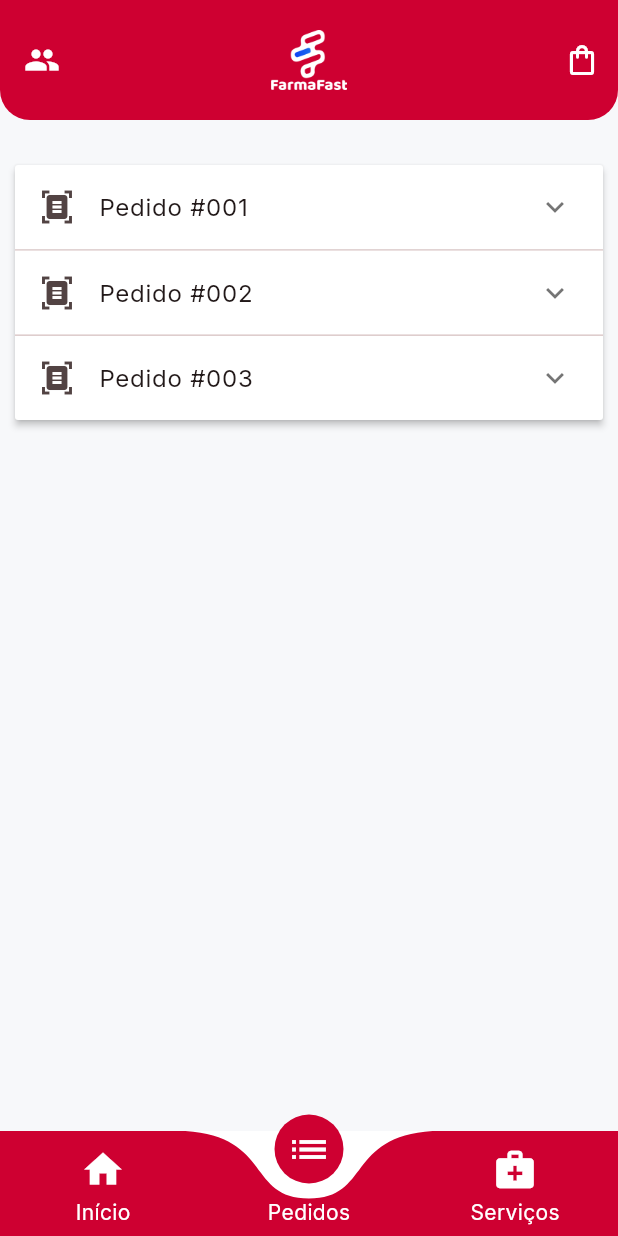
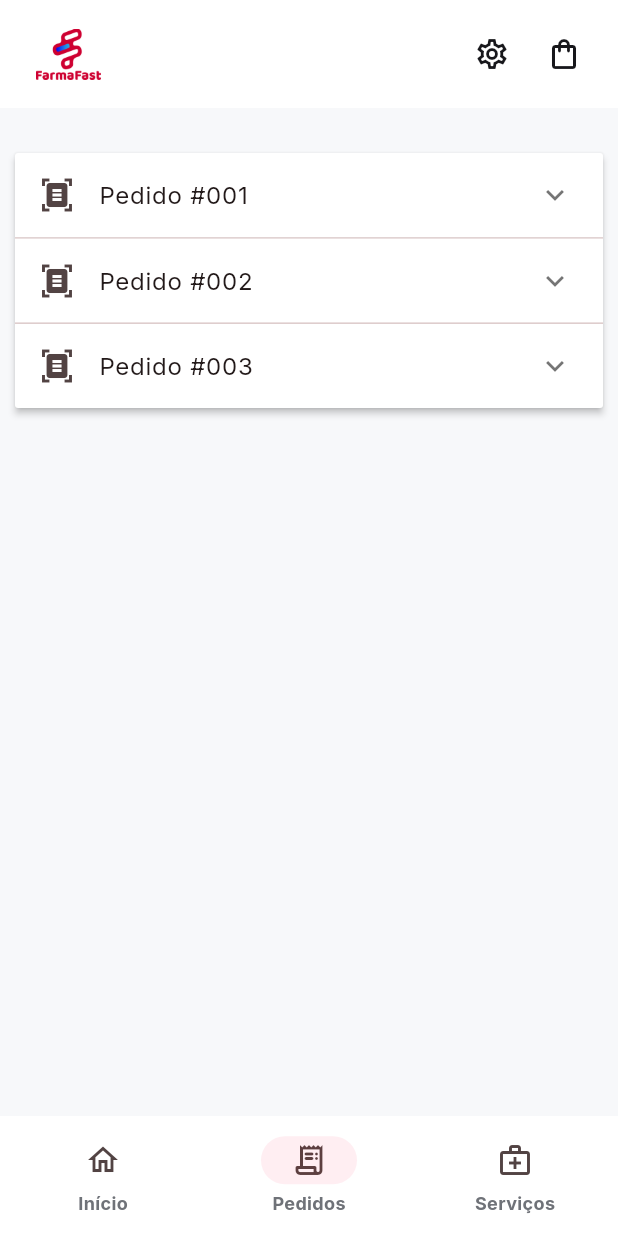
Before and after one commit to paulociano/farmafast, a Flutter app: the GeneralPage screen opened directly, item 2 of the bottom bar chosen, after a tap on the "shopping bag" icon, on a phone screen of 412 x 824 dp. Run offline on Flutter 3.47's test engine with Material 2 defaults, Android fonts, the light colour scheme and no system bars; drawn by our look-alikes of curved_labeled_navigation_bar; our stand-ins replace card_swiper, date_field, get, google_fonts, image_picker, page_transition and 1 more; missing offline and left inert: camera_camera; accounts and stored records are empty.

Commit message:
feat: modernize adaptive app shell

```diff
--- a/lib/pages/general_page.dart
+++ b/lib/pages/general_page.dart
@@ -1,11 +1,10 @@
-import 'package:curved_labeled_navigation_bar/curved_navigation_bar.dart';
-import 'package:curved_labeled_navigation_bar/curved_navigation_bar_item.dart';
 import 'package:farmafast/pages/config_page.dart';
 import 'package:farmafast/pages/pedidos_page.dart';
 import 'package:farmafast/pages/servicos_page.dart';
+import 'package:farmafast/theme/farmafast_theme.dart';
 import 'package:flutter/material.dart';
+import 'home_page.dart';
 import 'login_page.dart';
-import 'home_page.dart';
 
 class GeneralPage extends StatefulWidget {
   const GeneralPage({super.key});
@@ -16,166 +15,137 @@ class GeneralPage extends StatefulWidget {
 
 class _GeneralPageState extends State<GeneralPage> {
   int paginaAtual = 0;
-  late PageController page;
+  final page = PageController();
+  final titles = const ['Início', 'Pedidos', 'Serviços'];
 
   @override
-  void initState() {
-    super.initState();
-    page = PageController(initialPage: paginaAtual);
+  void dispose() {
+    page.dispose();
+    super.dispose();
   }
 
-  setPaginaAtual(pagina) {
-    setState(() {
-      paginaAtual = pagina;
-    });
+  void _setPage(int index) {
+    setState(() => paginaAtual = index);
+    page.animateToPage(
+      index,
+      duration: const Duration(milliseconds: 280),
+      curve: Curves.easeOutCubic,
+    );
   }
 
   @override
   Widget build(BuildContext context) {
+    return LayoutBuilder(
+      builder: (context, constraints) {
+        final desktop = constraints.maxWidth >= 900;
+        final content = PageView(
+          controller: page,
+          onPageChanged: (index) => setState(() => paginaAtual = index),
+          children: const [MainPage(), PedidosPage(), ServicosPage()],
+        );
+
         return Scaffold(
           appBar: AppBar(
-        shape: const RoundedRectangleBorder(
-            borderRadius: BorderRadius.only(
-          bottomLeft: Radius.circular(20),
-          bottomRight: Radius.circular(20),
-        )),
-        toolbarHeight: 80,
-        leading: Builder(
-          builder: (BuildContext context) {
-            return IconButton(
-              icon: const Icon(
-                Icons.people,
-              ), // Ícone do drawer
-              onPressed: () {
-                Scaffold.of(context).openDrawer();
-              },
-            );
-          },
-        ),
-        iconTheme: const IconThemeData(color: Colors.white),
-        elevation: 0,
-        backgroundColor: const Color.fromARGB(255, 206, 0, 49),
-        centerTitle: true,
-        title: Image.asset(
-          'assets/images/logofarmafastbranco.png',
-          height: 40,
+            toolbarHeight: 72,
+            titleSpacing: 24,
+            title: Row(
+              children: [
+                Image.asset('assets/images/logofarmafast.png', height: 34),
+                if (desktop) ...[
+                  const SizedBox(width: 18),
+                  Container(width: 1, height: 28, color: FarmaFastColors.border),
+                  const SizedBox(width: 18),
+                  Text(titles[paginaAtual]),
+                ],
+              ],
             ),
             actions: [
               IconButton(
+                tooltip: 'Configurações',
+                onPressed: () => Navigator.push(
+                  context,
+                  MaterialPageRoute(builder: (_) => const ConfigPage()),
+                ),
+                icon: const Icon(Icons.settings_outlined),
+              ),
+              IconButton(
+                tooltip: 'Carrinho',
+                onPressed: () {},
                 icon: const Icon(Icons.shopping_bag_outlined),
-            onPressed: () {},
+              ),
+              const SizedBox(width: 12),
+            ],
+          ),
+          body: desktop
+              ? Row(
+                  children: [
+                    NavigationRail(
+                      selectedIndex: paginaAtual,
+                      onDestinationSelected: _setPage,
+                      labelType: NavigationRailLabelType.all,
+                      minWidth: 96,
+                      backgroundColor: Colors.white,
+                      indicatorColor: FarmaFastColors.soft,
+                      leading: Padding(
+                        padding: const EdgeInsets.only(bottom: 16),
+                        child: CircleAvatar(
+                          radius: 22,
+                          backgroundColor: FarmaFastColors.soft,
+                          child: const Icon(Icons.person_outline, color: FarmaFastColors.primary),
+                        ),
+                      ),
+                      trailing: Expanded(
+                        child: Align(
+                          alignment: Alignment.bottomCenter,
+                          child: Padding(
+                            padding: const EdgeInsets.only(bottom: 16),
+                            child: IconButton(
+                              tooltip: 'Sair',
+                              onPressed: () => Navigator.pushReplacement(
+                                context,
+                                MaterialPageRoute(builder: (_) => const LoginPage()),
+                              ),
+                              icon: const Icon(Icons.logout_rounded),
+                            ),
+                          ),
+                        ),
+                      ),
+                      destinations: const [
+                        NavigationRailDestination(
+                          icon: Icon(Icons.home_outlined),
+                          selectedIcon: Icon(Icons.home_rounded),
+                          label: Text('Início'),
+                        ),
+                        NavigationRailDestination(
+                          icon: Icon(Icons.receipt_long_outlined),
+                          selectedIcon: Icon(Icons.receipt_long_rounded),
+                          label: Text('Pedidos'),
+                        ),
+                        NavigationRailDestination(
+                          icon: Icon(Icons.medical_services_outlined),
+                          selectedIcon: Icon(Icons.medical_services_rounded),
+                          label: Text('Serviços'),
                         ),
                       ],
                     ),
-      drawer: Drawer(
-        child: Column(
-          children: [
-            const SizedBox(
-              height: 80,
-            ),
-            const CircleAvatar(
-              backgroundColor: Color.fromARGB(255, 206, 0, 49),
-              radius: 60,
-            ),
-            const SizedBox(
-              height: 20,
-            ),
-            TextButton(
-              onPressed: () {
-                Navigator.pop(context);
-                Navigator.push(context,
-                    MaterialPageRoute(builder: (bc) => const ConfigPage()));
-              },
-              child: const Row(
-                mainAxisAlignment: MainAxisAlignment.center,
-                children: [
-                  Icon(
-                    Icons.settings,
-                    color: Colors.black,
-                  ),
-                  Text(
-                    'CONFIGURAÇÕES',
-                    style: TextStyle(
-                        color: Colors.black,
-                        fontSize: 18,
-                        fontWeight: FontWeight.w700),
-                  ),
+                    const VerticalDivider(width: 1),
+                    Expanded(child: content),
                   ],
-              ),
-            ),
-            TextButton(
-              onPressed: () {
-                Navigator.pushReplacement(context,
-                    MaterialPageRoute(builder: (context) => const LoginPage()));
-              },
-              child: const Row(
-                mainAxisAlignment: MainAxisAlignment.center,
-                children: [
-                  Icon(
-                    Icons.logout,
-                    color: Colors.black,
-                  ),
-                  Text(
-                    'SAIR',
-                    style: TextStyle(
-                        color: Colors.black,
-                        fontSize: 18,
-                        fontWeight: FontWeight.w700),
-                  ),
-                ],
-              ),
-            ),
-          ],
-        ),
-      ),
-      body: PageView(
-        onPageChanged: setPaginaAtual,
-        controller: page,
-        children: const [
-          MainPage(),
-          PedidosPage(),
-          ServicosPage(),
-        ],
-      ),
-      bottomNavigationBar: CurvedNavigationBar(
-        index: paginaAtual,
-        animationCurve: Curves.ease,
-        animationDuration: const Duration(milliseconds: 400),
-        iconPadding: 10,
-        color: const Color.fromARGB(255, 206, 0, 49),
-        backgroundColor: Colors.white,
-        buttonBackgroundColor: const Color.fromARGB(255, 206, 0, 49),
-        onTap: (pagina) {
-          page.animateToPage(pagina,
-              duration: const Duration(milliseconds: 400), curve: Curves.ease);
-        },
-        items: const [
-          CurvedNavigationBarItem(
-              child: Icon(
-                Icons.home,
-                size: 30,
-                color: Colors.white,
-              ),
-              label: 'Início',
-              labelStyle: TextStyle(color: Colors.white)),
-          CurvedNavigationBarItem(
-              child: Icon(
-                Icons.list,
-                size: 30,
-                color: Colors.white,
-              ),
-              label: 'Pedidos',
-              labelStyle: TextStyle(color: Colors.white)),
-          CurvedNavigationBarItem(
-              child: Icon(
-                Icons.medical_services,
-                size: 30,
-                color: Colors.white,
-              ),
-              label: 'Serviços',
-              labelStyle: TextStyle(color: Colors.white)),
+                )
+              : content,
+          bottomNavigationBar: desktop
+              ? null
+              : NavigationBar(
+                  selectedIndex: paginaAtual,
+                  onDestinationSelected: _setPage,
+                  destinations: const [
+                    NavigationDestination(icon: Icon(Icons.home_outlined), selectedIcon: Icon(Icons.home_rounded), label: 'Início'),
+                    NavigationDestination(icon: Icon(Icons.receipt_long_outlined), selectedIcon: Icon(Icons.receipt_long_rounded), label: 'Pedidos'),
+                    NavigationDestination(icon: Icon(Icons.medical_services_outlined), selectedIcon: Icon(Icons.medical_services_rounded), label: 'Serviços'),
                   ],
                 ),
         );
+      },
+    );
   }
 }
```
Lines whose indentation alone changed are shown as unchanged.
